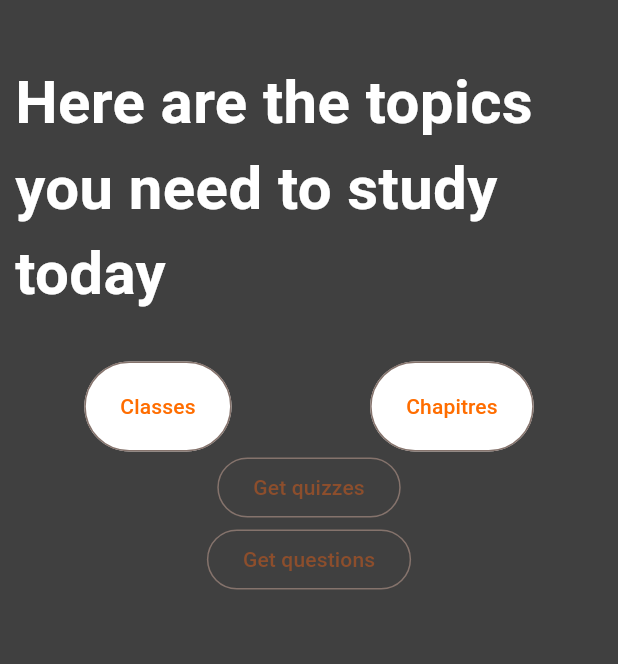
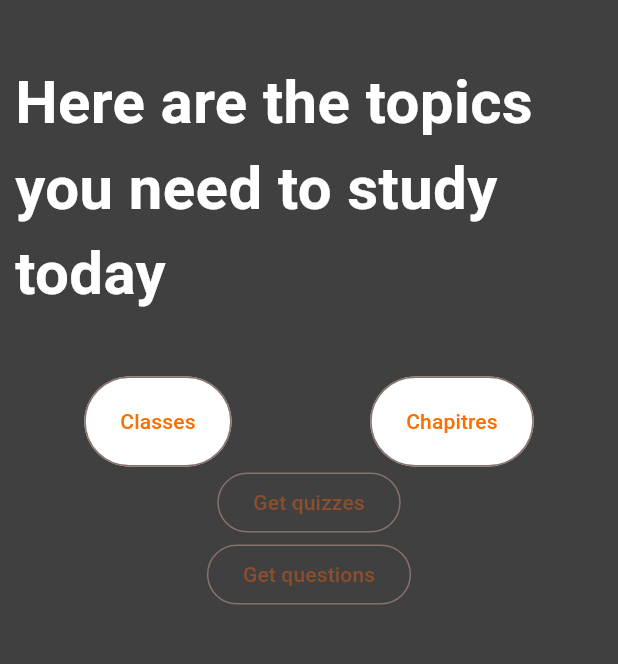
Before and after one commit to All-Khwarizmi/recal, a Flutter app: the screen it shows once a user with an empty profile is signed in, after a tap on "Get quizzes", on a phone screen of 412 x 824 dp, the part 84-748 px from its top. Run offline on Flutter 3.47's test engine with Material 2 defaults, Android fonts, the phone set to English and light mode, and no system bars; our stand-ins replace cloud_firestore, firebase_auth, firebase_core, firebase_messaging, flutter_local_notifications, font_awesome_flutter and 3 more; missing offline and left inert: firebase_ui_auth, workmanager; accounts and stored records are empty.

Commit message:
📦 NEW: Add list view of quizzes in home screen

```diff
--- a/lib/home/body.dart
+++ b/lib/home/body.dart
@@ -1,8 +1,7 @@
-import 'package:cloud_firestore/cloud_firestore.dart';
 import 'package:flutter/material.dart';
+import 'package:recal_mobile2/home/quizz_list.dart';
 import 'package:recal_mobile2/models/fire_model.dart';
 import 'package:recal_mobile2/services/database/firestore.dart';
-import '../utils/quizz_helper.dart';
 import 'button_primary.dart';
 import 'main_title.dart';
 
@@ -20,7 +19,7 @@ class MyAppBody extends StatelessWidget {
             MainTitle(),
             // MyCustomWidget(),
             Padding(
-              padding: const EdgeInsets.only(top: 30),
+              padding: const EdgeInsets.only(top: 40),
               child: Row(
                 mainAxisAlignment: MainAxisAlignment.spaceAround,
                 children: [
@@ -31,8 +30,7 @@ class MyAppBody extends StatelessWidget {
             ),
             OutlinedButton(
                 onPressed: () async {
-                  var quizzes =
-                      await FirestoreService().getQuizzes(classId: "502");
+                  var quizzes = await FirestoreService().getQuizzes();
 
                   quizzes.forEach((element) {
                     print(element.image);
@@ -50,7 +48,13 @@ class MyAppBody extends StatelessWidget {
 
                   // print('Subtopics= ${subtopics.docs.first}');
                 },
-                child: Text('Get questions'))
+                child: Text('Get questions')),
+            FutureBuilder(
+              future: FirestoreService().getQuizzes(),
+              builder: (context, snapshot) {
+                return QuizzList(snapshot: snapshot);
+              },
+            )
           ],
         ),
       ]),
--- a/lib/home/home.dart
+++ b/lib/home/home.dart
@@ -10,10 +10,7 @@ class HomeScreen extends StatelessWidget {
   @override
   Widget build(BuildContext context) {
     const recalTheme = RecalTheme();
-    /* var user = AuthService().user;
-    if (user != null) {
-      print('Is user $user and user id = ${user.uid}');
-    } */
+
 
     return StreamBuilder(
       stream: AuthService().userStram,
--- /dev/null
+++ b/lib/home/quizz_list.dart
@@ -0,0 +1,35 @@
+import 'package:flutter/material.dart';
+import 'package:recal_mobile2/shared/loading_screen.dart';
+import 'package:recal_mobile2/shared/theme.dart';
+
+import '../models/fire_model.dart';
+
+class QuizzList extends StatelessWidget {
+  QuizzList({super.key, required this.snapshot});
+  final AsyncSnapshot<List<Quizz>> snapshot;
+  final RecalTheme recalTheme = RecalTheme();
+  @override
+  Widget build(BuildContext context) {
+    if (snapshot.hasData) {
+      return ListView.builder(
+        itemCount: snapshot.data!.length,
+        scrollDirection: Axis.vertical,
+        shrinkWrap: true,
+        itemBuilder: (context, index) {
+          return ListTile(
+            tileColor: recalTheme.primaryColor,
+            shape: Border.all(style: BorderStyle.values.first),
+            leading:
+                CircleAvatar(child: Image.network(snapshot.data![index].image)),
+            title: Text(
+              snapshot.data![index].quizzName,
+              style: TextStyle(color: Colors.amber),
+            ),
+          );
+        },
+      );
+    } else {
+      return CircularProgressIndicator();
+    }
+  }
+}
--- a/lib/services/database/firestore.dart
+++ b/lib/services/database/firestore.dart
@@ -152,9 +152,12 @@ class FirestoreService {
   }
 
   // Get Quizzes
-  Future<List<Quizz>> getQuizzes({required classId}) async {
+  Future<List<Quizz>> getQuizzes() async {
     // Get Token
     String? token = await getToken();
+    /* // Get user classId
+    var rawUer = await _db.collection('users').doc(token).get();
+    User user = User.fromJson(rawUer.data()!); */
     // Doc ref
     CollectionReference<Map<String, dynamic>> quizzesRef =
         _db.collection("users").doc(token).collection("todoQuizz");
```
